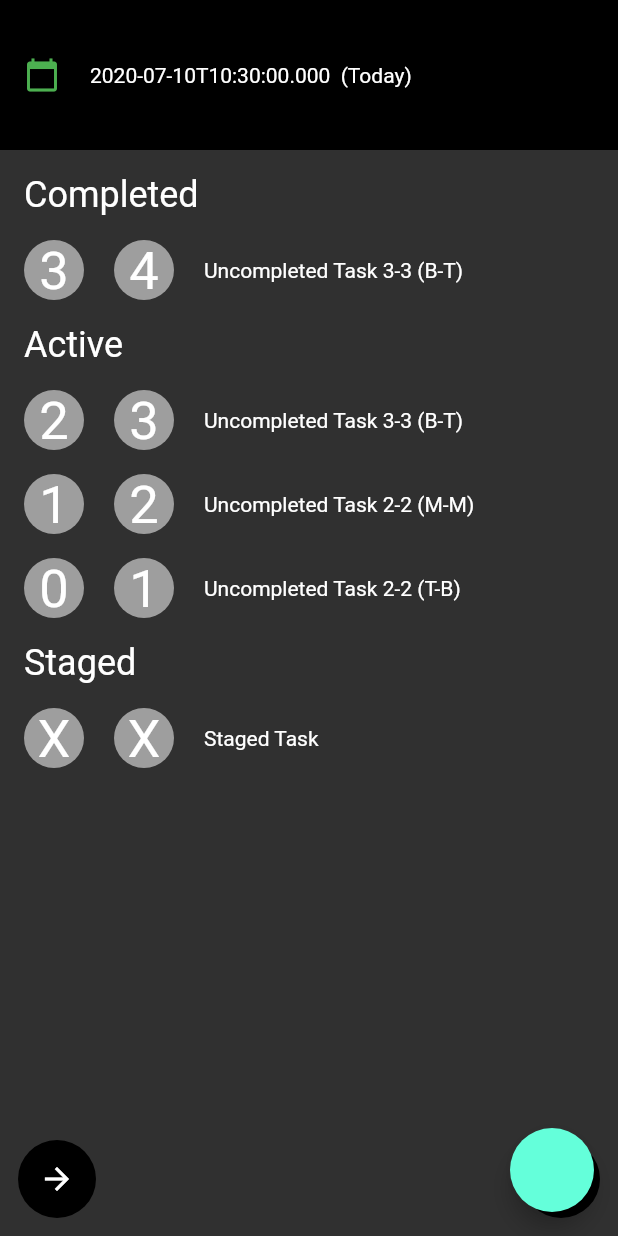
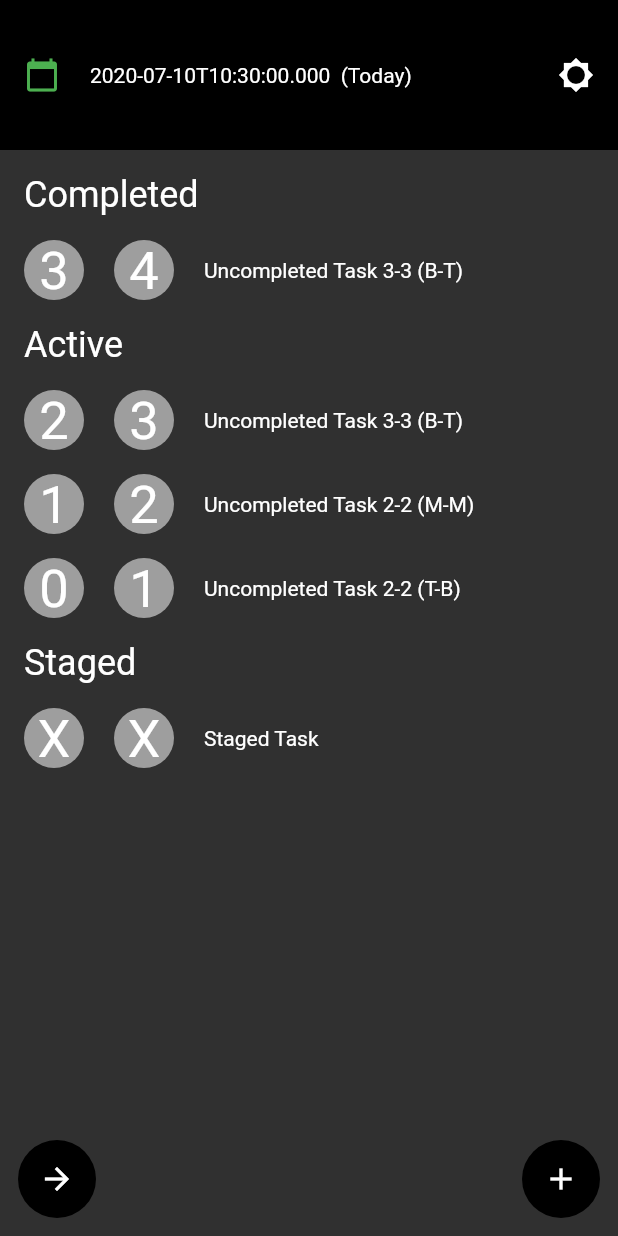
Before and after one commit to ltOgt/shouldo, a Flutter app: the screen it shows after launch, on a phone screen of 412 x 824 dp. Run offline on Flutter 3.47's test engine with Material 2 defaults, Android fonts, the phone set to English and light mode, and no system bars; our stand-ins replace bloc, flutter_bloc, moor_flutter; generated files the repository leaves out were written again.

Commit message:
theme switcher, light refactoring playing around with theme

```diff
--- /dev/null
+++ b/lib/common/widget/theme_toggle_widget.dart
@@ -0,0 +1,28 @@
+// framework
+import 'package:flutter/material.dart';
+// package
+import 'package:provider/provider.dart';
+// project
+import 'package:shouldo/theme/theme_notifier.dart';
+import 'package:shouldo/theme/theme_wrap.dart';
+
+class ThemeToggleWidget extends StatelessWidget {
+  const ThemeToggleWidget({
+    Key key,
+  }) : super(key: key);
+
+  @override
+  Widget build(BuildContext context) {
+    final ThemeNotifier themeNotifier =
+        Provider.of<ThemeNotifier>(context, listen: false);
+
+    return InkWell(
+      child: Icon(
+        themeNotifier.theme is DarkTheme
+            ? Icons.brightness_low
+            : Icons.brightness_high,
+      ),
+      onTap: themeNotifier.toggle,
+    );
+  }
+}
--- a/lib/main.dart
+++ b/lib/main.dart
@@ -63,11 +63,6 @@ class _AppState extends State<App> {
               );
             },
           ),
-          floatingActionButton: FloatingActionButton(
-            onPressed: () {
-              themeNotifier.toggle();
-            },
-          ),
         ),
       ),
     );
--- /dev/null
+++ b/lib/page/overview/child/overview_header_widget.dart
@@ -0,0 +1,63 @@
+// framework
+import 'package:flutter/material.dart';
+// package
+import 'package:provider/provider.dart';
+// project
+import 'package:shouldo/common/widget/theme_toggle_widget.dart';
+import 'package:shouldo/theme/theme_notifier.dart';
+
+class OverviewHeaderWidget extends StatelessWidget {
+  const OverviewHeaderWidget({
+    Key key,
+    @required DateTime focusedDate,
+    @required this.goToFirstPage,
+    @required this.daysInPast,
+  })  : _focusedDate = focusedDate,
+        super(key: key);
+
+  final DateTime _focusedDate;
+  final VoidCallback goToFirstPage;
+  final int daysInPast;
+
+  @override
+  Widget build(BuildContext context) {
+    final ThemeNotifier themeNotifier =
+        Provider.of<ThemeNotifier>(context, listen: false);
+
+    return Container(
+      height: 100,
+      color: themeNotifier.theme.headerColor,
+      padding: EdgeInsets.only(
+        left: 16,
+        right: 16,
+      ),
+      child: Row(
+        children: <Widget>[
+          InkWell(
+            child: Icon(
+              Icons.calendar_today,
+              color: _focusedDate.day == DateTime.now().day
+                  ? Colors.green
+                  : themeNotifier.theme.themeData.iconTheme.color,
+            ),
+            onTap: _focusedDate.day == DateTime.now().day
+                ? null
+                : this.goToFirstPage,
+          ),
+          SizedBox(
+            width: 20,
+          ),
+          Text(_focusedDate.toIso8601String() +
+              (this.daysInPast == 0
+                  ? "  (Today)"
+                  : "  (${this.daysInPast} days ago)")),
+          Flexible(
+            child: Container(height: 0),
+            flex: 1,
+          ),
+          ThemeToggleWidget(),
+        ],
+      ),
+    );
+  }
+}
--- a/lib/page/overview/overview_page.dart
+++ b/lib/page/overview/overview_page.dart
@@ -3,9 +3,12 @@ import 'package:flutter/material.dart';
 // package
 import 'package:flutter_bloc/flutter_bloc.dart';
 // project
+import 'package:shouldo/common/widget/theme_toggle_widget.dart';
 import 'package:shouldo/data/composite/task_composite.dart';
 import 'package:shouldo/data/db/moor_db.dart';
 import 'package:shouldo/page/overview/bloc/overview_bloc.dart';
+
+import 'child/overview_header_widget.dart';
 
 class OverviewPage extends StatelessWidget {
   const OverviewPage({
@@ -24,7 +27,7 @@ class OverviewPage extends StatelessWidget {
 
     return Column(
       children: <Widget>[
-        OverviewHeader(
+        OverviewHeaderWidget(
           focusedDate: _focusedDate,
           goToFirstPage: goToFirstPage,
           daysInPast: daysInPast,
@@ -40,54 +43,6 @@ class OverviewPage extends StatelessWidget {
           ),
         ),
       ],
-    );
-  }
-}
-
-class OverviewHeader extends StatelessWidget {
-  const OverviewHeader({
-    Key key,
-    @required DateTime focusedDate,
-    @required this.goToFirstPage,
-    @required this.daysInPast,
-  })  : _focusedDate = focusedDate,
-        super(key: key);
-
-  final DateTime _focusedDate;
-  final VoidCallback goToFirstPage;
-  final int daysInPast;
-
-  @override
-  Widget build(BuildContext context) {
-    return Container(
-      height: 100,
-      color: Colors.black,
-      padding: EdgeInsets.only(
-        left: 16,
-        right: 16,
-      ),
-      child: Row(
-        children: <Widget>[
-          InkWell(
-            child: Icon(
-              Icons.calendar_today,
-              color: _focusedDate.day == DateTime.now().day
-                  ? Colors.green
-                  : Colors.white,
-            ),
-            onTap: _focusedDate.day == DateTime.now().day
-                ? null
-                : this.goToFirstPage,
-          ),
-          SizedBox(
-            width: 20,
-          ),
-          Text(_focusedDate.toIso8601String() +
-              (this.daysInPast == 0
-                  ? "  (Today)"
-                  : "  (${this.daysInPast} days ago)")),
-        ],
-      ),
     );
   }
 }
--- a/lib/theme/theme_wrap.dart
+++ b/lib/theme/theme_wrap.dart
@@ -2,6 +2,7 @@ import 'package:flutter/material.dart';
 
 abstract class ThemeWrap {
   final ThemeData themeData;
+  Color get headerColor;
 
   const ThemeWrap({
     @required this.themeData,
@@ -11,6 +12,9 @@ abstract class ThemeWrap {
 class DarkTheme implements ThemeWrap {
   ThemeData themeData;
 
+  @override
+  Color get headerColor => const Color(0xFF000000);
+
   DarkTheme() {
     this.themeData = ThemeData.dark();
   }
@@ -19,6 +23,9 @@ class DarkTheme implements ThemeWrap {
 class LightTheme implements ThemeWrap {
   ThemeData themeData;
 
+  @override
+  Color get headerColor => const Color(0xFFCCCCCC);
+
   LightTheme() {
     this.themeData = ThemeData.light();
   }
```
